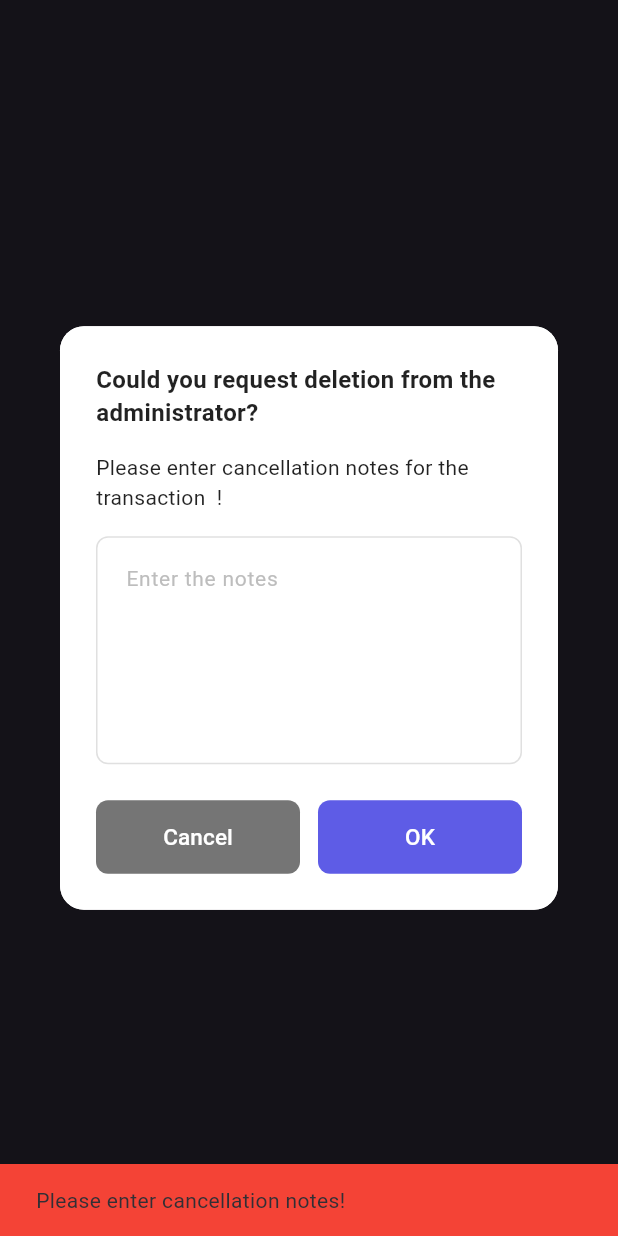
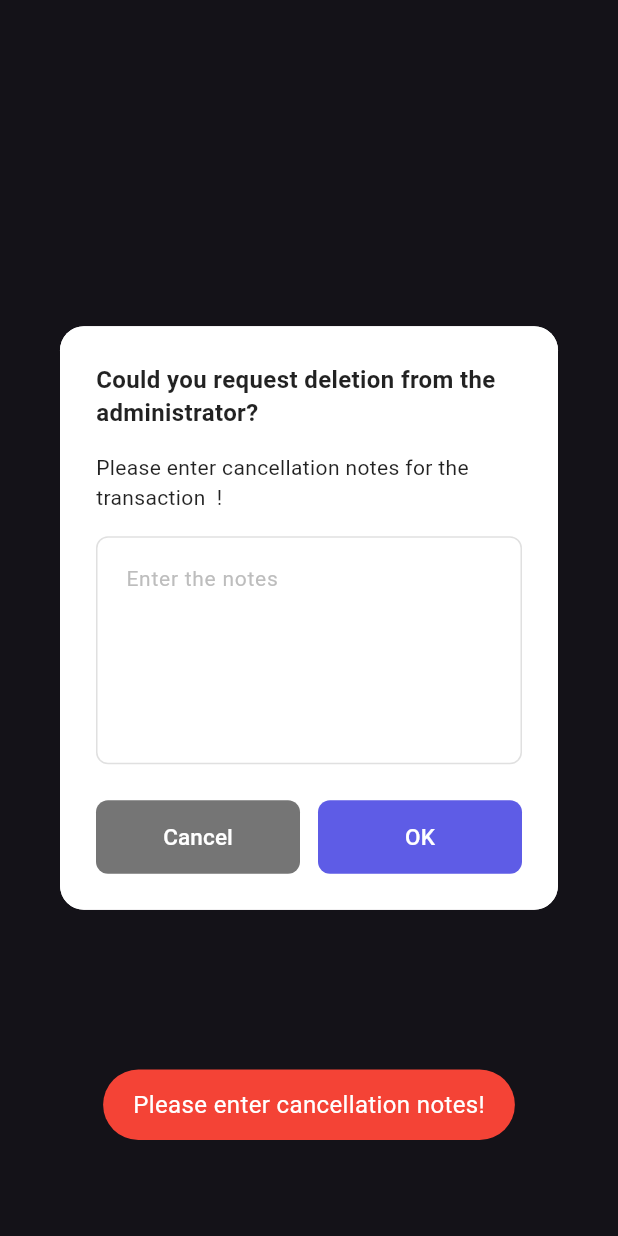
Before and after one commit to cjnsj/proyek_horeka_post_plus, a Flutter app: the _VoidRequestDialog widget shown alone on an empty page, opened directly with empty values, after a tap on "OK", on a phone screen of 412 x 824 dp. Run offline on Flutter 3.47's test engine with Material 3 defaults, Android fonts, the phone set to English and light mode, and no system bars; our stand-ins replace device_info_plus, equatable, flutter_bloc, flutter_svg, fluttertoast, image_picker and 2 more; missing offline and left inert: esc_pos_utils_plus, flutter_pos_printer_platform_image_3; accounts and stored records are empty; network calls fail.

Commit message:
refactor: Replace SnackBar with ToastUtils in void_mode_page.dart

```diff
--- a/lib/features/dashboard/view/void_mode_page.dart
+++ b/lib/features/dashboard/view/void_mode_page.dart
@@ -1,6 +1,7 @@
 import 'package:flutter/material.dart';
 import 'package:flutter_bloc/flutter_bloc.dart';
 import 'package:intl/intl.dart';
+import 'package:horeka_post_plus/core/utils/toast_utils.dart';
 import 'package:horeka_post_plus/features/dashboard/bloc/dashboard_bloc.dart';
 import 'package:horeka_post_plus/features/dashboard/bloc/dashboard_event.dart';
 import 'package:horeka_post_plus/features/dashboard/bloc/dashboard_state.dart';
@@ -746,12 +747,7 @@ class _VoidRequestDialogState extends State<_VoidRequestDialog> {
                         final notes = _notesController.text.trim();
 
                         if (notes.isEmpty) {
-                          ScaffoldMessenger.of(context).showSnackBar(
-                            const SnackBar(
-                              content: Text('Please enter cancellation notes!'),
-                              backgroundColor: Colors.red,
-                            ),
-                          );
+                          ToastUtils.showErrorToast('Please enter cancellation notes!');
                           return;
                         }
 
@@ -766,13 +762,8 @@ class _VoidRequestDialogState extends State<_VoidRequestDialog> {
                         Navigator.of(context).pop();
 
                         // Tampilkan feedback
-                        ScaffoldMessenger.of(context).showSnackBar(
-                          SnackBar(
-                            content: Text(
-                              'Void request sent for ${widget.receiptNumber}',
-                            ),
-                            backgroundColor: Colors.green,
-                          ),
+                        ToastUtils.showSuccessToast(
+                          'Void request sent for ${widget.receiptNumber}',
                         );
                       },
                       style: ElevatedButton.styleFrom(
```
